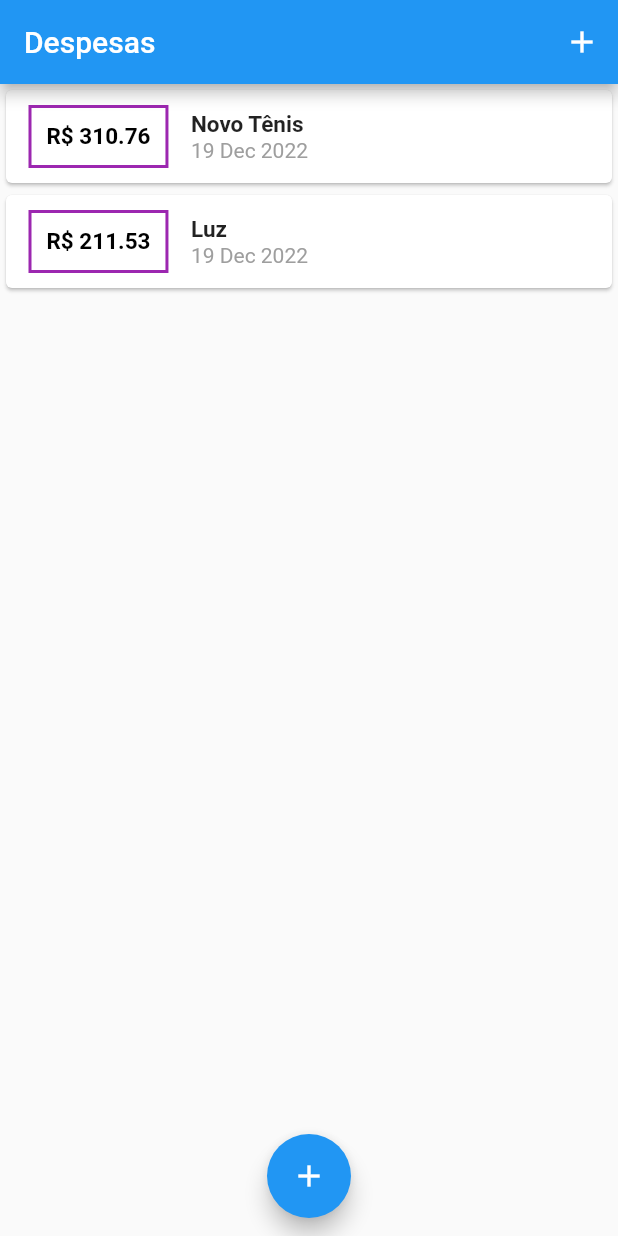
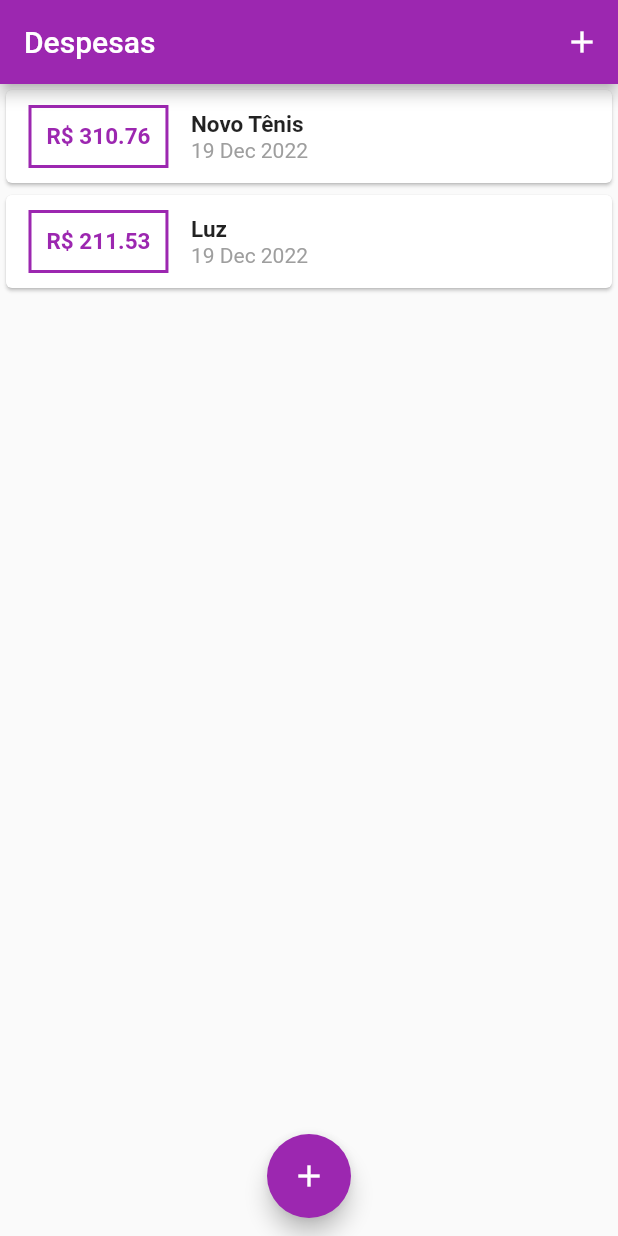
Before and after one commit to menesesdev/Despesas_Pessoais, a Flutter app: the screen it shows after launch, on a phone screen of 412 x 824 dp. Run offline on Flutter 3.47's test engine with Material 2 defaults, Android fonts, the phone set to English and light mode, and no system bars.

Commit message:
Definindo um tema de cores

```diff
--- a/lib/components/transaction_list.dart
+++ b/lib/components/transaction_list.dart
@@ -29,7 +29,7 @@ class TransactionList extends StatelessWidget {
                   ),
                   decoration: BoxDecoration(
                     border: Border.all(
-                      color: Colors.purple,
+                      color: Theme.of(context).primaryColor,
                       width: 2,
                     ),
                   ),
@@ -39,7 +39,7 @@ class TransactionList extends StatelessWidget {
                     style: TextStyle(
                       fontWeight: FontWeight.bold,
                       fontSize: 15,
-                      color: Colors.black,
+                      color: Theme.of(context).primaryColor,
                     ),
                   ),
                 ),
--- a/lib/main.dart
+++ b/lib/main.dart
@@ -16,6 +16,10 @@ class ExpensesApp extends StatelessWidget {
     return MaterialApp(
       debugShowCheckedModeBanner: false,
       home: MyHomePage(),
+      theme: ThemeData(
+        primarySwatch: Colors.purple,
+       //accentColor: Colors.black87,
+      ),
     );
   }
 }
```
